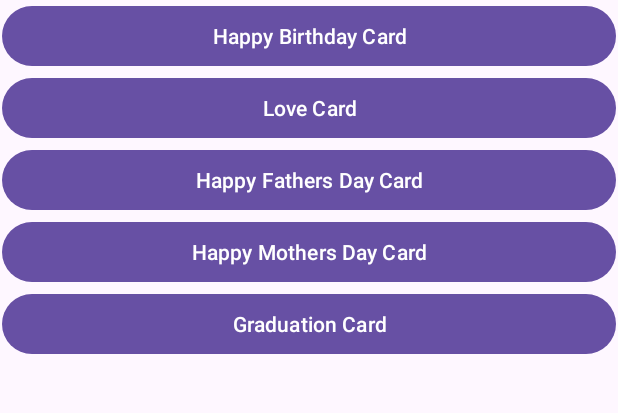
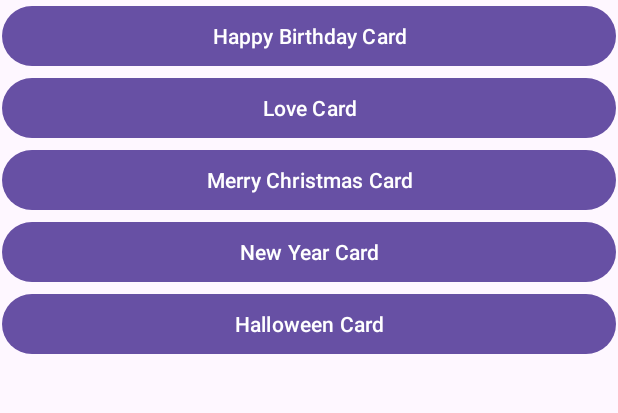
Before and after one commit to ElrohirGT/Laboratorio03, an Android app: the screen it shows after launch (MainActivity), on a phone screen of 412 x 824 dp, the part 183-596 px from its top. Run offline under Robolectric (Android 15) with nearby library versions, the phone set to English and light mode, and no system bars.

Commit message:
feat: Added button functionality

```diff
--- a/app/src/main/java/com/uvg/gt/cardgenerator/Home.kt
+++ b/app/src/main/java/com/uvg/gt/cardgenerator/Home.kt
@@ -6,6 +6,7 @@ import android.view.LayoutInflater
 import android.view.View
 import android.view.ViewGroup
 import android.widget.Button
+import androidx.navigation.fragment.findNavController
 
 /**
  * A simple [Fragment] subclass.
@@ -22,12 +23,35 @@ class Home : Fragment() {
         val view =  inflater.inflate(R.layout.fragment_home, container, false)
         val btnBirthday = view.findViewById<Button>(R.id.home_btnHappyBirthday)
         val btnLove = view.findViewById<Button>(R.id.home_btnLoveCard)
-        val btnFather = view.findViewById<Button>(R.id.home_btnHappyFathersDay)
-        val btnMother = view.findViewById<Button>(R.id.home_btnHappyMothersDay)
-        val btnGraduation = view.findViewById<Button>(R.id.home_btnGraduationCard)
+        val btnChristams = view.findViewById<Button>(R.id.home_btnChristmas)
+        val btnNewYear = view.findViewById<Button>(R.id.home_btnNewYear)
+        val btnHalloween = view.findViewById<Button>(R.id.home_btnHalloween)
+
+        btnBirthday.setOnClickListener {
+            navigateToCardSelect(CardCategories.Birthday)
+        }
+        btnLove.setOnClickListener {
+            navigateToCardSelect(CardCategories.Love)
+        }
+        btnChristams.setOnClickListener {
+            navigateToCardSelect(CardCategories.Christmas)
+        }
+        btnNewYear.setOnClickListener {
+            navigateToCardSelect(CardCategories.NewYear)
+        }
+        btnHalloween.setOnClickListener {
+            navigateToCardSelect(CardCategories.Halloween)
+        }
 
 
         return view;
+    }
+
+    fun navigateToCardSelect(category: CardCategories) {
+        val controller = findNavController();
+        controller.navigate(R.id.action_home2_to_cardSelector, Bundle().apply{
+            putString(ARG_CATEGORY_NAME, category.toString())
+        })
     }
 
     companion object {
--- a/app/src/main/res/layout/fragment_home.xml
+++ b/app/src/main/res/layout/fragment_home.xml
@@ -26,20 +26,20 @@
         android:text="Love Card" />
 
     <Button
-        android:id="@+id/home_btnHappyFathersDay"
+        android:id="@+id/home_btnChristmas"
         android:layout_width="match_parent"
         android:layout_height="wrap_content"
-        android:text="Happy Fathers Day Card" />
+        android:text="Merry Christmas Card" />
 
     <Button
-        android:id="@+id/home_btnHappyMothersDay"
+        android:id="@+id/home_btnNewYear"
         android:layout_width="match_parent"
         android:layout_height="wrap_content"
-        android:text="Happy Mothers Day Card" />
+        android:text="New Year Card" />
 
     <Button
-        android:id="@+id/home_btnGraduationCard"
+        android:id="@+id/home_btnHalloween"
         android:layout_width="match_parent"
         android:layout_height="wrap_content"
-        android:text="Graduation Card" />
+        android:text="Halloween Card" />
 </LinearLayout>
```
Also changed, not shown: app/src/main/java/com/uvg/gt/cardgenerator/CardSelector.kt (+4 -4 lines), app/src/main/java/com/uvg/gt/cardgenerator/enum.kt (added, +9 -0 lines).
